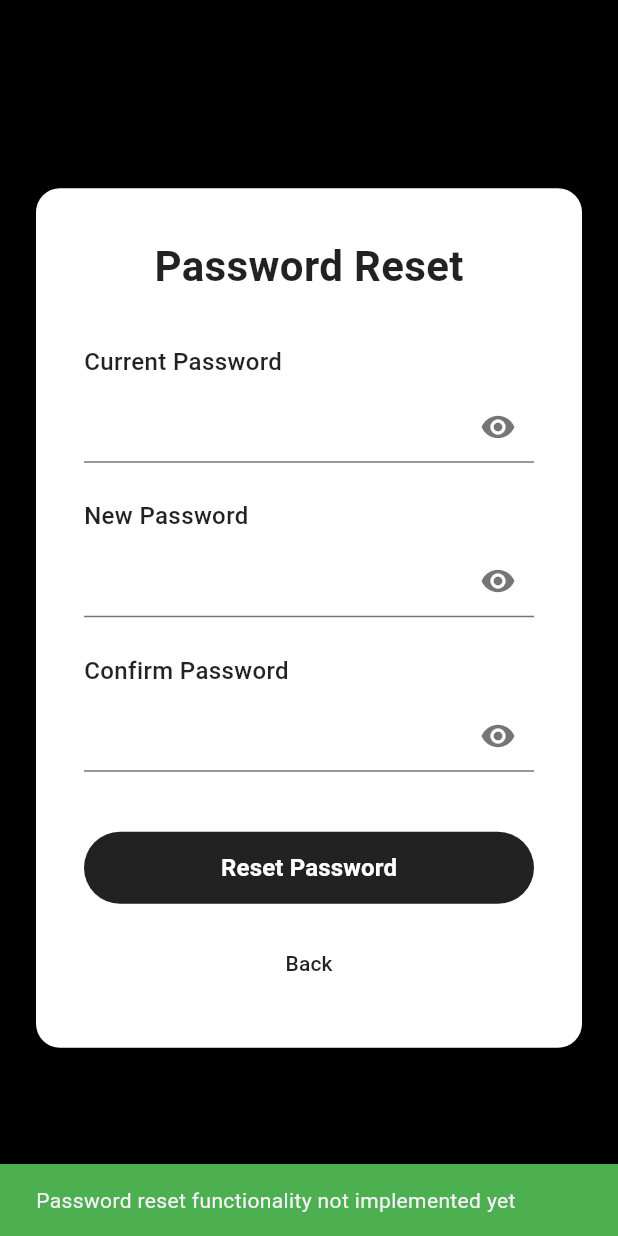
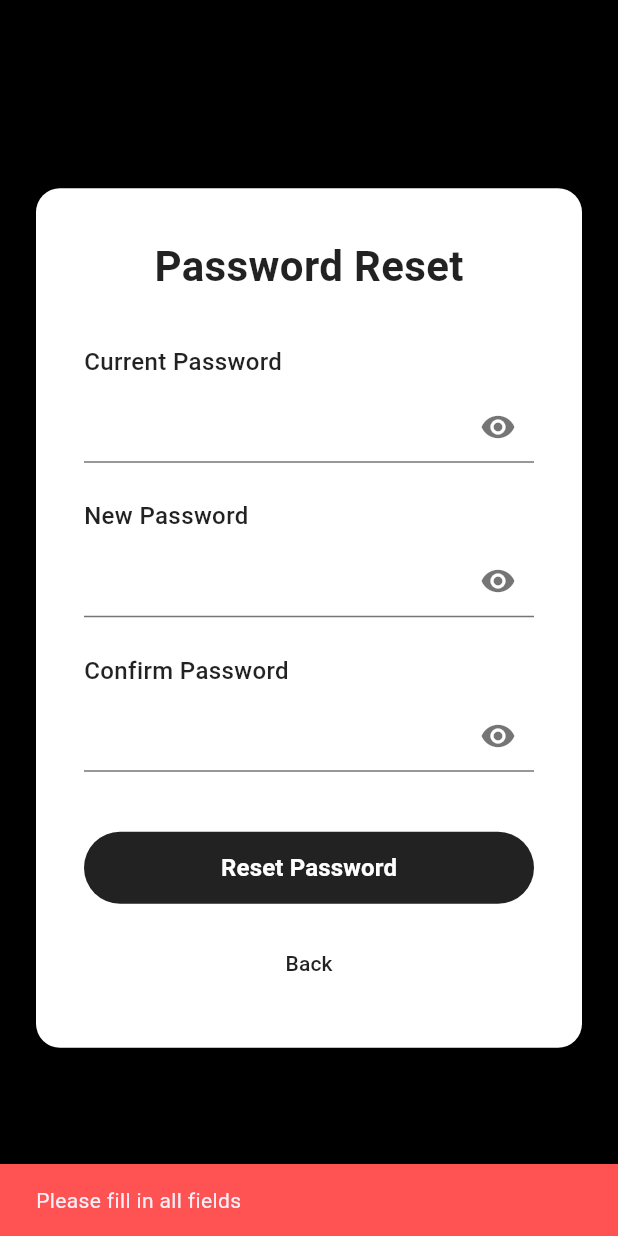
Before and after one commit to JAMAGAMING/ResearchDynamicTrainingApp, a Flutter app: the ResetPasswordScreen screen opened directly, after a tap on "Reset Password", on a phone screen of 412 x 824 dp. Run offline on Flutter 3.47's test engine with Material 3 defaults, Android fonts, the phone set to English and light mode, and no system bars; our stand-ins replace table_calendar.

Commit message:
reset pass

```diff
--- a/lib/reset_password.dart
+++ b/lib/reset_password.dart
@@ -102,13 +102,47 @@ class _ResetPasswordScreenState extends State<ResetPasswordScreen> {
                     height: 48,
                     child: ElevatedButton(
                       onPressed: () {
-                        // Temporary action
+                        String current = _currentPasswordController.text.trim();
+                        String newPass = _newPasswordController.text.trim();
+                        String confirm = _confirmPasswordController.text.trim();
+
+                        // 1️⃣ Check empty fields
+                        if (current.isEmpty || newPass.isEmpty || confirm.isEmpty) {
+                          ScaffoldMessenger.of(context).showSnackBar(
+                            const SnackBar(
+                              content: Text('Please fill in all fields'),
+                              backgroundColor: Colors.redAccent,
+                              duration: Duration(seconds: 2),
+                            ),
+                          );
+                          return;
+                        }
+
+                        // 2️⃣ Check if new passwords match
+                        if (newPass != confirm) {
+                          ScaffoldMessenger.of(context).showSnackBar(
+                            const SnackBar(
+                              content: Text('New Password and Confirm Password do not match'),
+                              backgroundColor: Colors.redAccent,
+                              duration: Duration(seconds: 2),
+                            ),
+                          );
+                          return;
+                        }
+
+                        // 3️⃣ Success
                         ScaffoldMessenger.of(context).showSnackBar(
                           const SnackBar(
-                            content: Text('Password reset functionality not implemented yet'),
+                            content: Text('Password has been updated'),
                             backgroundColor: Colors.green,
+                            duration: Duration(seconds: 2),
                           ),
                         );
+
+                        // 4️⃣ Navigate back to Home after short delay
+                        Future.delayed(const Duration(seconds: 1), () {
+                          Navigator.pop(context);
+                        });
                       },
                       style: ElevatedButton.styleFrom(
                         backgroundColor: Colors.black87,
```
